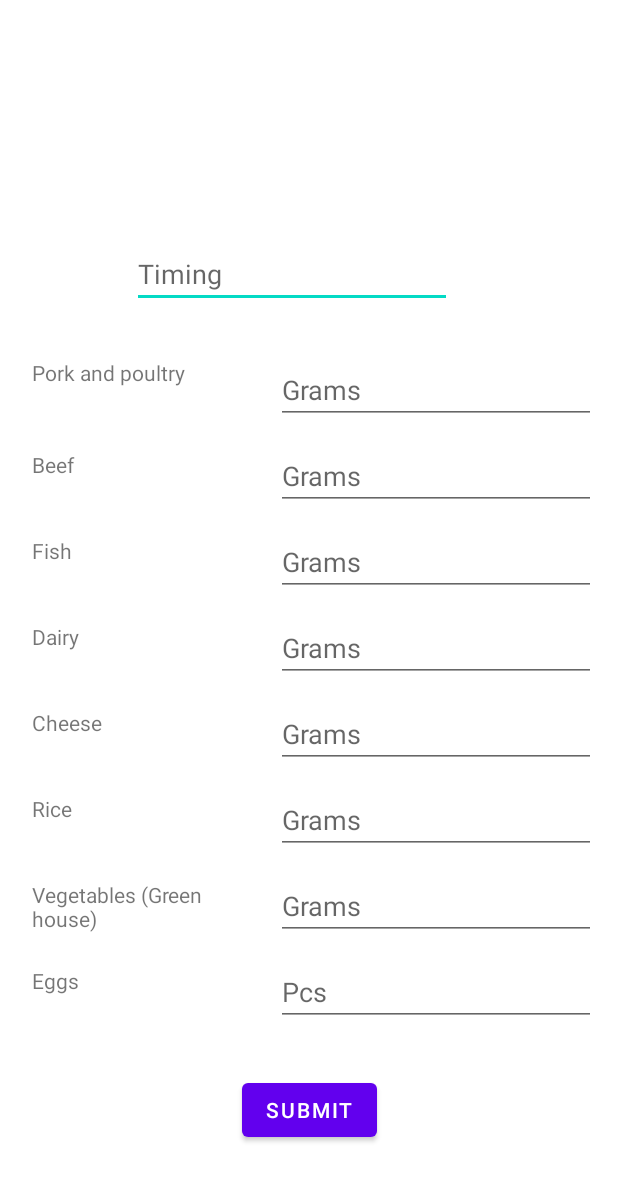
After one commit to ltoikon/Diet-application-project, an Android app: the layout fragment_meal_entry.xml on its own in the app's theme, with its tools: preview values and no code run, on a phone screen of 412 x 824 dp. The commit adds this screen. Shown: the top 1181 px of the screen. Run offline under Robolectric (Android 15) with nearby library versions, the phone set to English and light mode, and no system bars.

Commit message:
Added MealEntry class with fragment_meal_entry.xml

```diff
--- a/app/src/main/java/com/example/course_project/ClimateDietAPI.java
+++ b/app/src/main/java/com/example/course_project/ClimateDietAPI.java
@@ -17,7 +17,13 @@ import javax.net.ssl.HttpsURLConnection;
 /*using JSON on API request */
 public class ClimateDietAPI {
     private double co2;
-    private final int avePork = 1000, aveBeef = 400, aveFish = 600, aveCheese = 300, aveDairy = 3800, aveRice = 90, aveWinterSalad = 1400; // finn average grams per week,
+    private final int avePork = 1000;
+    private final int aveBeef = 400;
+    private final int aveFish = 600;
+    private final int aveCheese = 300;
+    private final int aveDairy = 3800;
+    private final int aveRice = 90;
+    private final int aveWinterSalad = 1400; // finn average grams per week,
     public ClimateDietAPI(){
 
     }
@@ -40,7 +46,7 @@ public class ClimateDietAPI {
     }
 
     public String formingUrl(int pork, int fish, int beef, int dairy, int cheese, int rice, int egg, int winterSalad){
-        pork = (pork/avePork)*100;
+        pork = (pork/ avePork)*100;
         fish = (fish/aveFish)*100;
         beef = (beef/aveBeef)*100;
         dairy = (dairy/aveDairy)*100;
--- a/app/src/main/java/com/example/course_project/Login.java
+++ b/app/src/main/java/com/example/course_project/Login.java
@@ -71,7 +71,9 @@ public class Login extends Fragment {
                     System.out.println("Käyttäjänimi: " + editTextUsername.getText().toString());
                     System.out.println("Salasana: " + editTextPassword.getText().toString());
                     Toast.makeText(getActivity(), "Kirjautuminen onnistui!", Toast.LENGTH_SHORT).show();
-
+                    //TODO remove this test part
+                    //testing mealentry fragment
+                    mListener.changeFragment(2); // 2 == MealEntry fragment
                     //todo switch to menu fragment
 
                 } else if (!editTextUsername.getText().toString().equals(username)) {
--- a/app/src/main/java/com/example/course_project/MainActivity.java
+++ b/app/src/main/java/com/example/course_project/MainActivity.java
@@ -45,6 +45,11 @@ public class MainActivity extends AppCompatActivity implements OnFragmentInterac
             Fragment signUp = SignUp.getInstance();
             FragmentTransaction transaction = getSupportFragmentManager().beginTransaction();
             transaction.replace(R.id.window, signUp).commit();
+        } else if (id == 2) {  // Sign Up fragment
+            System.out.println("Vaihtuu mealEntry-fragmenttiin");
+            Fragment mealEntry = MealEntry.getInstance();
+            FragmentTransaction transaction = getSupportFragmentManager().beginTransaction();
+            transaction.replace(R.id.window, mealEntry).commit();
         }
     }
 }
--- /dev/null
+++ b/app/src/main/java/com/example/course_project/MealEntry.java
@@ -0,0 +1,90 @@
+package com.example.course_project;
+
+import android.app.Activity;
+import android.os.Bundle;
+import android.view.LayoutInflater;
+import android.view.View;
+import android.view.ViewGroup;
+import android.widget.Button;
+import android.widget.EditText;
+import android.widget.TextView;
+
+import androidx.annotation.NonNull;
+import androidx.annotation.Nullable;
+import androidx.fragment.app.Fragment;
+
+public class MealEntry extends Fragment {
+
+    static MealEntry mealEntry = new MealEntry();
+
+    private EditText editTextPork, editTextBeef, editTextFish, editTextDairy, editTextCheese,
+            editTextRice, editTextEgg, editTextWinterSalad, editTextTiming;
+    private TextView textPork, textBeef, textFish, textDairy, textCheese,
+            textRice, textEgg, textWinterSalad;;
+
+    private Button bSubmit;
+
+
+
+    private OnFragmentInteractionListener mListener;
+    FileIO fileIO = FileIO.getInstance();
+    private MealEntry() {}
+
+    public static MealEntry getInstance() {
+        return mealEntry;
+    }
+
+    private String timing = "Timing";
+
+    @Nullable
+    @Override
+    public View onCreateView(LayoutInflater inflater, ViewGroup container, Bundle savedInstanceState) {
+        View view = inflater.inflate(R.layout.fragment_meal_entry, container, false);
+
+        editTextTiming = view.findViewById(R.id.inputTiming);
+
+        textPork = view.findViewById(R.id.textPork);
+        textBeef = view.findViewById(R.id.textBeef);
+        textFish = view.findViewById(R.id.textFish);
+        textDairy = view.findViewById(R.id.textDairy);
+        textCheese = view.findViewById(R.id.textCheese);
+        textRice = view.findViewById(R.id.textRice);
+        textEgg = view.findViewById(R.id.textEggs);
+        textWinterSalad = view.findViewById(R.id.textWinterSalad);
+/*
+        textPork.setText("Pork and poultry");
+        textBeef.setText("Beef");
+        textFish.setText("Fish");
+        textDairy.setText("Dairy");
+        textCheese.setText("Cheese");
+        textRice.setText("Rice");
+        textEgg.setText("Eggs");
+        textWinterSalad.setText("Green house grown veggies");
+*/
+
+
+        bSubmit = view.findViewById(R.id.buttonSubmit);
+
+        return view;
+    }
+
+
+
+    // NOT NEEDED PERHAPS???***********************
+    @Override
+    public void onAttach(@NonNull Activity activity) {
+        super.onAttach(activity);
+        try {
+            mListener = (OnFragmentInteractionListener) activity;
+        } catch (ClassCastException e) {
+            throw new ClassCastException(activity.toString()
+                    + " must implement OnFragmentInteractionListener");
+        }
+    }
+
+    @Override
+    public void onDetach() {
+        super.onDetach();
+        mListener = null;
+    }
+}
--- /dev/null
+++ b/app/src/main/res/layout/fragment_meal_entry.xml
@@ -0,0 +1,187 @@
+<?xml version="1.0" encoding="utf-8"?>
+<androidx.constraintlayout.widget.ConstraintLayout xmlns:android="http://schemas.android.com/apk/res/android"
+    xmlns:app="http://schemas.android.com/apk/res-auto"
+    xmlns:tools="http://schemas.android.com/tools"
+    android:layout_width="match_parent"
+    android:layout_height="match_parent">
+
+    <Button
+        android:id="@+id/buttonSubmit"
+        android:layout_width="wrap_content"
+        android:layout_height="wrap_content"
+        android:layout_marginBottom="60dp"
+        android:text="Submit"
+        app:layout_constraintBottom_toBottomOf="parent"
+        app:layout_constraintEnd_toEndOf="parent"
+        app:layout_constraintStart_toStartOf="parent" />
+
+    <EditText
+        android:id="@+id/inputTiming"
+        android:layout_width="wrap_content"
+        android:layout_height="wrap_content"
+        android:layout_marginBottom="32dp"
+        android:ems="10"
+        android:hint="@string/timing"
+        android:inputType="textPersonName"
+        app:layout_constraintBottom_toTopOf="@+id/inputPork"
+        app:layout_constraintEnd_toEndOf="parent"
+        app:layout_constraintHorizontal_bias="0.442"
+        app:layout_constraintStart_toStartOf="parent" />
+
+    <EditText
+        android:id="@+id/inputEggs"
+        android:layout_width="wrap_content"
+        android:layout_height="wrap_content"
+        android:layout_marginStart="184dp"
+        android:layout_marginBottom="140dp"
+        android:ems="10"
+        android:hint="@string/pieces"
+        android:inputType="number"
+        app:layout_constraintBottom_toBottomOf="parent"
+        app:layout_constraintStart_toStartOf="parent" />
+
+    <EditText
+        android:id="@+id/inputRice"
+        android:layout_width="wrap_content"
+        android:layout_height="wrap_content"
+        android:layout_marginBottom="12dp"
+        android:ems="10"
+        android:hint="@string/grams"
+        android:inputType="number"
+        app:layout_constraintBottom_toTopOf="@+id/inputWinterSalad"
+        app:layout_constraintStart_toStartOf="@+id/inputWinterSalad" />
+
+    <EditText
+        android:id="@+id/inputWinterSalad"
+        android:layout_width="wrap_content"
+        android:layout_height="wrap_content"
+        android:layout_marginBottom="12dp"
+        android:ems="10"
+        android:hint="@string/grams"
+        android:inputType="number"
+        app:layout_constraintBottom_toTopOf="@+id/inputEggs"
+        app:layout_constraintStart_toStartOf="@+id/inputEggs" />
+
+    <EditText
+        android:id="@+id/inputCheese"
+        android:layout_width="wrap_content"
+        android:layout_height="wrap_content"
+        android:layout_marginBottom="12dp"
+        android:ems="10"
+        android:hint="@string/grams"
+        android:inputType="number"
+        app:layout_constraintBottom_toTopOf="@+id/inputRice"
+        app:layout_constraintStart_toStartOf="@+id/inputRice" />
+
+    <EditText
+        android:id="@+id/inputDairy"
+        android:layout_width="wrap_content"
+        android:layout_height="wrap_content"
+        android:layout_marginBottom="12dp"
+        android:ems="10"
+        android:hint="@string/grams"
+        android:inputType="number"
+        app:layout_constraintBottom_toTopOf="@+id/inputCheese"
+        app:layout_constraintStart_toStartOf="@+id/inputCheese" />
+
+    <EditText
+        android:id="@+id/inputFish"
+        android:layout_width="wrap_content"
+        android:layout_height="wrap_content"
+        android:layout_marginBottom="12dp"
+        android:ems="10"
+        android:hint="@string/grams"
+        android:inputType="number"
+        app:layout_constraintBottom_toTopOf="@+id/inputDairy"
+        app:layout_constraintStart_toStartOf="@+id/inputDairy" />
+
+    <EditText
+        android:id="@+id/inputBeef"
+        android:layout_width="wrap_content"
+        android:layout_height="wrap_content"
+        android:layout_marginBottom="12dp"
+        android:ems="10"
+        android:hint="@string/grams"
+        android:inputType="number"
+        app:layout_constraintBottom_toTopOf="@+id/inputFish"
+        app:layout_constraintStart_toStartOf="@+id/inputFish" />
+
+    <EditText
+        android:id="@+id/inputPork"
+        android:layout_width="wrap_content"
+        android:layout_height="wrap_content"
+        android:layout_marginBottom="12dp"
+        android:ems="10"
+        android:hint="@string/grams"
+        android:inputType="number"
+        app:layout_constraintBottom_toTopOf="@+id/inputBeef"
+        app:layout_constraintStart_toStartOf="@+id/inputBeef" />
+
+    <TextView
+        android:id="@+id/textPork"
+        android:layout_width="152dp"
+        android:layout_height="40dp"
+        android:layout_marginBottom="4dp"
+        android:text="@string/pork"
+        app:layout_constraintBottom_toBottomOf="@+id/inputPork"
+        app:layout_constraintStart_toStartOf="@+id/textBeef" />
+
+    <TextView
+        android:id="@+id/textEggs"
+        android:layout_width="152dp"
+        android:layout_height="40dp"
+        android:layout_marginStart="20dp"
+        android:text="@string/eggs"
+        app:layout_constraintBottom_toBottomOf="@+id/inputEggs"
+        app:layout_constraintEnd_toStartOf="@+id/inputEggs"
+        app:layout_constraintHorizontal_bias="0.103"
+        app:layout_constraintStart_toStartOf="parent" />
+
+    <TextView
+        android:id="@+id/textWinterSalad"
+        android:layout_width="152dp"
+        android:layout_height="40dp"
+        android:text="@string/winterSalad"
+        app:layout_constraintBottom_toBottomOf="@+id/inputWinterSalad"
+        app:layout_constraintStart_toStartOf="@+id/textEggs" />
+
+    <TextView
+        android:id="@+id/textRice"
+        android:layout_width="152dp"
+        android:layout_height="40dp"
+        android:text="@string/rice"
+        app:layout_constraintBottom_toBottomOf="@+id/inputRice"
+        app:layout_constraintStart_toStartOf="@+id/textWinterSalad" />
+
+    <TextView
+        android:id="@+id/textCheese"
+        android:layout_width="152dp"
+        android:layout_height="40dp"
+        android:text="@string/cheese"
+        app:layout_constraintBottom_toBottomOf="@+id/inputCheese"
+        app:layout_constraintStart_toStartOf="@+id/textRice" />
+
+    <TextView
+        android:id="@+id/textDairy"
+        android:layout_width="152dp"
+        android:layout_height="40dp"
+        android:text="@string/dairy"
+        app:layout_constraintBottom_toBottomOf="@+id/inputDairy"
+        app:layout_constraintStart_toStartOf="@+id/textCheese" />
+
+    <TextView
+        android:id="@+id/textFish"
+        android:layout_width="152dp"
+        android:layout_height="40dp"
+        android:text="@string/fish"
+        app:layout_constraintBottom_toBottomOf="@+id/inputFish"
+        app:layout_constraintStart_toStartOf="@+id/textDairy" />
+
+    <TextView
+        android:id="@+id/textBeef"
+        android:layout_width="152dp"
+        android:layout_height="40dp"
+        android:text="@string/beef"
+        app:layout_constraintBottom_toBottomOf="@+id/inputBeef"
+        app:layout_constraintStart_toStartOf="@+id/textFish" />
+</androidx.constraintlayout.widget.ConstraintLayout>
--- a/app/src/main/res/values/strings.xml
+++ b/app/src/main/res/values/strings.xml
@@ -14,4 +14,22 @@
     <string name="confirm_password">Confirm Password</string>
     <string name="e_mail">E-mail</string>
     <string name="cancel">Cancel</string>
+
+    <!-- fragment_meal_entry.xml -->
+    <string name="timing">Timing</string>
+    <string name="grams">Grams</string>
+    <string name="pieces">Pcs</string>
+    <string name="pork">Pork and poultry</string>
+    <string name="beef">Beef</string>
+    <string name="fish">Fish</string>
+    <string name="dairy">Dairy</string>
+    <string name="cheese">Cheese</string>
+    <string name="eggs">Eggs</string>
+    <string name="rice">Rice</string>
+    <string name="winterSalad">Vegetables (Green house)</string>
+
+
+
+
+
 </resources>
```
